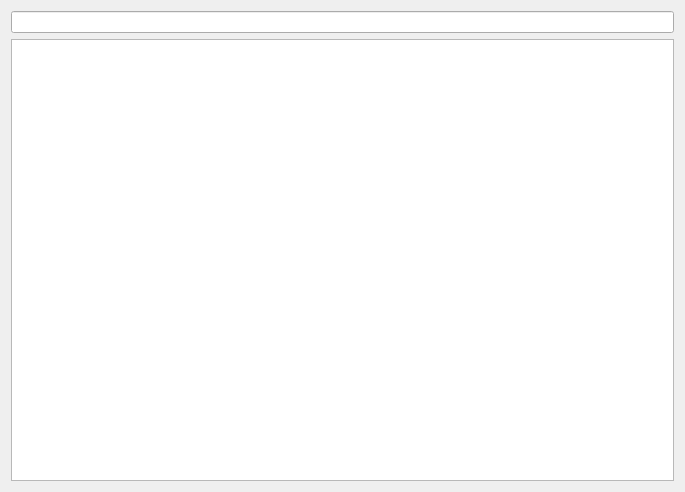
ledxdeliveryflopp/music_app, file dev/ui/search.ui: the form before one commit.
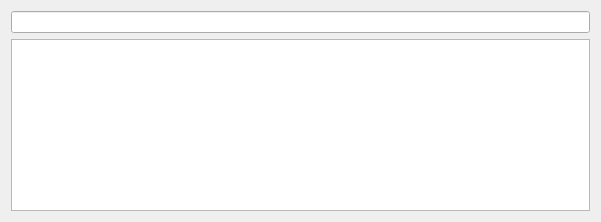
The form after the commit.

Patch:
```diff
--- a/dev/ui/search.ui
+++ b/dev/ui/search.ui
@@ -6,30 +6,34 @@
    <rect>
     <x>0</x>
     <y>0</y>
-    <width>685</width>
-    <height>492</height>
+    <width>601</width>
+    <height>222</height>
    </rect>
   </property>
+  <property name="minimumSize">
+   <size>
+    <width>601</width>
+    <height>222</height>
+   </size>
+  </property>
+  <property name="maximumSize">
+   <size>
+    <width>601</width>
+    <height>222</height>
+   </size>
+  </property>
   <property name="windowTitle">
    <string>Form</string>
   </property>
-  <layout class="QGridLayout" name="gridLayout_2">
-   <item row="0" column="0">
-    <layout class="QGridLayout" name="gridLayout">
-     <item row="1" column="0">
-      <layout class="QVBoxLayout" name="verticalLayout">
-       <item>
-        <layout class="QVBoxLayout" name="verticalLayout_2">
-         <item>
-          <widget class="QListView" name="listView"/>
-         </item>
-        </layout>
-       </item>
-      </layout>
-     </item>
-     <item row="0" column="0">
+  <layout class="QVBoxLayout" name="verticalLayout_2">
+   <item>
+    <layout class="QVBoxLayout" name="verticalLayout">
+     <item>
       <widget class="QLineEdit" name="search_input"/>
      </item>
+     <item>
+      <widget class="QListView" name="listView"/>
+     </item>
     </layout>
    </item>
   </layout>
```
Left out of the diff: 4 changed lines with no effect on the pictures.
